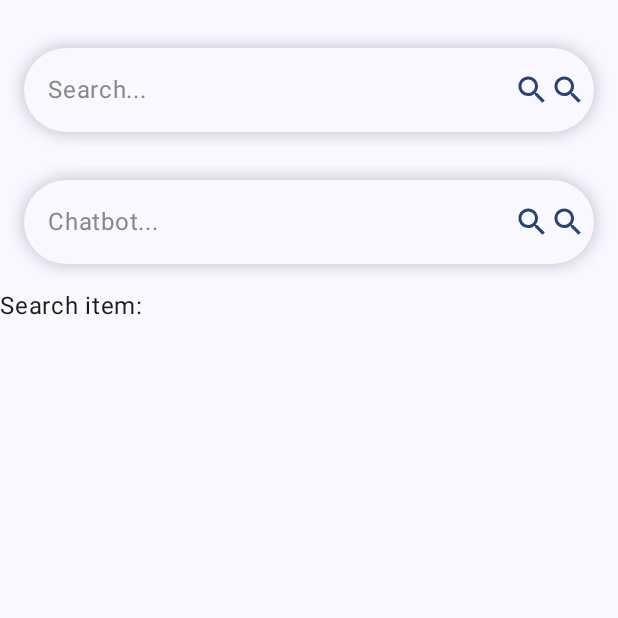
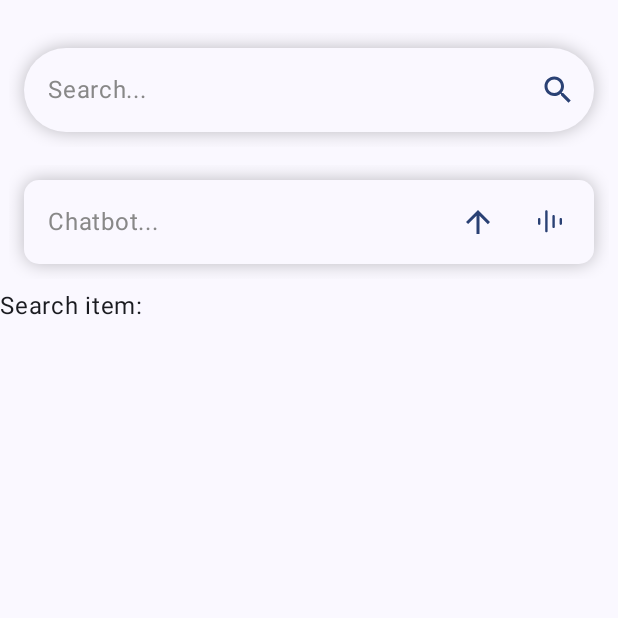
Before and after one commit to TeamAegis/Polaris, an Android app built with Jetpack Compose: the composable HomeScreenImpl shown on its own in the app's theme, on a phone screen of 412 x 824 dp, the top half of it. Run offline under Robolectric (Android 15) with nearby library versions, the phone set to English and light mode, and no system bars; our stand-ins replace Material 3 Expressive styles (plain Material 3 is drawn).

Commit message:
added map styling, minor fix in chat bar and minor bug fixes

```diff
--- a/app/src/main/java/appcup/uom/polaris/core/presentation/components/chatbar.kt
+++ b/app/src/main/java/appcup/uom/polaris/core/presentation/components/chatbar.kt
@@ -1,14 +1,21 @@
 package appcup.uom.polaris.core.presentation.components
 
+import androidx.compose.foundation.background
+import androidx.compose.foundation.clickable
+import androidx.compose.foundation.layout.Arrangement
 import androidx.compose.foundation.layout.Box
 import androidx.compose.foundation.layout.Row
 import androidx.compose.foundation.layout.fillMaxWidth
 import androidx.compose.foundation.layout.padding
+import androidx.compose.foundation.layout.size
 import androidx.compose.foundation.shape.RoundedCornerShape
 import androidx.compose.material.icons.Icons
+import androidx.compose.material.icons.filled.ArrowUpward
 import androidx.compose.material.icons.filled.Search
+import androidx.compose.material3.AlertDialog
 import androidx.compose.material3.ExperimentalMaterial3Api
 import androidx.compose.material3.Icon
+import androidx.compose.material3.IconButton
 import androidx.compose.material3.MaterialTheme
 import androidx.compose.material3.OutlinedTextField
 import androidx.compose.material3.Text
@@ -21,10 +28,10 @@
 import androidx.compose.ui.unit.DpOffset
 import androidx.compose.ui.unit.dp
 
-
+val roundness = 10.dp
 @OptIn(ExperimentalMaterial3Api::class)
 @Composable
-fun Chatbar(
+fun ChatBar(
     query: String,
     onQueryChange: (String) -> Unit,
     placeHolder: String,
@@ -34,7 +41,7 @@
         modifier = modifier
             .padding(top= 16.dp, bottom = 16.dp, start = 16.dp, end = 16.dp)
             .dropShadow(
-                shape = RoundedCornerShape(30.dp),
+                shape = RoundedCornerShape(roundness),
                 shadow = Shadow(
                     10.dp,
                     alpha = 0.25f,
@@ -42,7 +49,7 @@
                 )
             )
     ) {
-        CustomChatbar(
+        CustomChatBar(
             query = query,
             onQueryChange = onQueryChange,
             placeHolder = placeHolder,
@@ -53,7 +60,7 @@
 
 @OptIn(ExperimentalMaterial3Api::class)
 @Composable
-fun CustomChatbar(
+fun CustomChatBar(
     query: String,
     onQueryChange: (String) -> Unit,
     placeHolder: String,
@@ -69,19 +76,36 @@
                 modifier = Modifier
                     .padding(end = 5.dp)
             ) {
-                Icon(
-                    imageVector = Icons.Default.Search,
-                    contentDescription = "Search Icon",
-                    tint = MaterialTheme.colorScheme.primary
-                )
-                Icon(
-                    imageVector = Icons.Default.Search,
-                    contentDescription = "Search Icon",
-                    tint = MaterialTheme.colorScheme.primary
-                )
+                // Send to chat Button
+                IconButton(
+                    onClick = {
+                        // code here
+
+                    }
+                ) {
+                    Icon(
+                        imageVector = Icons.Default.ArrowUpward,
+                        contentDescription = "send chat icon",
+                        tint = MaterialTheme.colorScheme.primary,
+                    )
+                }
+                // Audio Button
+                IconButton(
+                    onClick = {
+                        // Code here
+                    }
+                ) {
+                    Icon(
+                        imageVector = AudioWaves,
+                        modifier = Modifier
+                            .size(24.dp),
+                        contentDescription = "Audio Chat",
+                        tint = MaterialTheme.colorScheme.primary
+                    )
+                }
             }
         },
-        shape = RoundedCornerShape(30.dp),
+        shape = RoundedCornerShape(roundness),
         colors = TextFieldDefaults.colors(
             focusedContainerColor = MaterialTheme.colorScheme.surface,
             unfocusedContainerColor = MaterialTheme.colorScheme.surface,
--- a/app/src/main/java/appcup/uom/polaris/core/presentation/components/searchbar.kt
+++ b/app/src/main/java/appcup/uom/polaris/core/presentation/components/searchbar.kt
@@ -40,7 +40,7 @@
                 )
             )
     ) {
-        CustomChatbar(
+        CustomSearchBar(
             query = query,
             onQueryChange = onQueryChange,
             placeHolder = placeHolder,
--- a/app/src/main/java/appcup/uom/polaris/core/presentation/home/HomeScreen.kt
+++ b/app/src/main/java/appcup/uom/polaris/core/presentation/home/HomeScreen.kt
@@ -18,7 +18,7 @@
 import androidx.compose.ui.Modifier
 import androidx.compose.ui.unit.dp
 import androidx.lifecycle.compose.collectAsStateWithLifecycle
-import appcup.uom.polaris.core.presentation.components.Chatbar
+import appcup.uom.polaris.core.presentation.components.ChatBar
 import appcup.uom.polaris.core.presentation.components.searchBar
 import appcup.uom.polaris.features.auth.presentation.components.LoadingOverlay
 import org.koin.compose.viewmodel.koinViewModel
@@ -60,7 +60,7 @@
                     },
                     placeHolder = "Search..."
                 )
-                Chatbar(
+                ChatBar(
                     query = query,
                     onQueryChange = {
                             newQuery -> query = newQuery
```
Also changed, not shown: app/src/main/java/appcup/uom/polaris/core/extras/theme/mapstyle.kt (added, +240 -0 lines), app/src/main/java/appcup/uom/polaris/core/presentation/components/Icons.kt (+8 -19 lines), app/src/main/java/appcup/uom/polaris/core/presentation/map/MapScreen.kt (+9 -1 lines).
